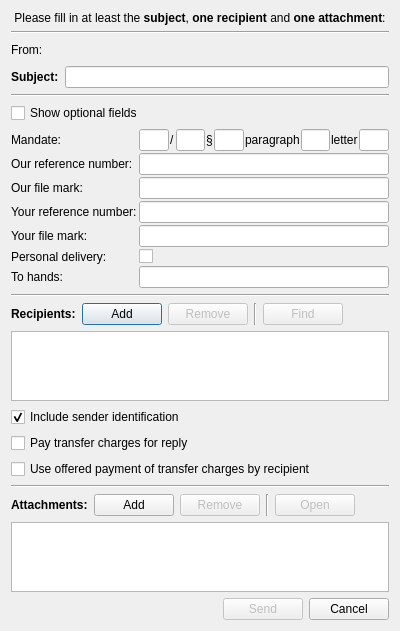
This is src/gui/ui/dlg_sent_message.ui in psakar/datovka as Qt 5 draws it before an edit. The edited form follows.
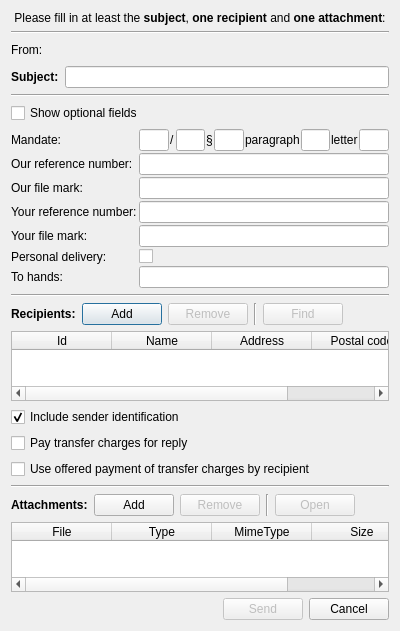
This is the edited form. Icons and pictures are not drawn.

Commit message: Added attachment functionality to send message dialog

What changed in the file:
```diff
--- a/src/gui/ui/dlg_sent_message.ui
+++ b/src/gui/ui/dlg_sent_message.ui
@@ -372,19 +372,57 @@
     </layout>
    </item>
    <item>
-    <widget class="QTableView" name="recipientTableView">
+    <widget class="QTableWidget" name="recipientTableWidget">
      <property name="selectionBehavior">
       <enum>QAbstractItemView::SelectRows</enum>
      </property>
      <property name="showGrid">
       <bool>false</bool>
      </property>
+     <attribute name="horizontalHeaderHighlightSections">
+      <bool>false</bool>
+     </attribute>
+     <attribute name="horizontalHeaderMinimumSectionSize">
+      <number>1</number>
+     </attribute>
+     <attribute name="horizontalHeaderShowSortIndicator" stdset="0">
+      <bool>false</bool>
+     </attribute>
      <attribute name="horizontalHeaderStretchLastSection">
       <bool>true</bool>
      </attribute>
      <attribute name="verticalHeaderVisible">
       <bool>false</bool>
      </attribute>
+     <attribute name="verticalHeaderDefaultSectionSize">
+      <number>18</number>
+     </attribute>
+     <attribute name="verticalHeaderHighlightSections">
+      <bool>false</bool>
+     </attribute>
+     <attribute name="verticalHeaderMinimumSectionSize">
+      <number>18</number>
+     </attribute>
+     <column>
+      <property name="text">
+       <string>Id</string>
+      </property>
+     </column>
+     <column>
+      <property name="text">
+       <string>Name</string>
+      </property>
+     </column>
+     <column>
+      <property name="text">
+       <string>Address</string>
+      </property>
+     </column>
+     <column>
+      <property name="text">
+       <string>Postal code</string>
+      </property>
+     </column>
     </widget>
    </item>
    <item>
@@ -531,19 +569,57 @@
     </layout>
    </item>
    <item>
-    <widget class="QTableView" name="attachmentTableView">
+    <widget class="QTableWidget" name="attachmentTableWidget">
      <property name="selectionBehavior">
       <enum>QAbstractItemView::SelectRows</enum>
      </property>
      <property name="showGrid">
       <bool>false</bool>
      </property>
+     <attribute name="horizontalHeaderHighlightSections">
+      <bool>false</bool>
+     </attribute>
+     <attribute name="horizontalHeaderMinimumSectionSize">
+      <number>1</number>
+     </attribute>
+     <attribute name="horizontalHeaderShowSortIndicator" stdset="0">
+      <bool>false</bool>
+     </attribute>
      <attribute name="horizontalHeaderStretchLastSection">
       <bool>true</bool>
      </attribute>
      <attribute name="verticalHeaderVisible">
       <bool>false</bool>
      </attribute>
+     <attribute name="verticalHeaderDefaultSectionSize">
+      <number>18</number>
+     </attribute>
+     <attribute name="verticalHeaderHighlightSections">
+      <bool>false</bool>
+     </attribute>
+     <attribute name="verticalHeaderMinimumSectionSize">
+      <number>18</number>
+     </attribute>
+     <column>
+      <property name="text">
+       <string>File</string>
+      </property>
+     </column>
+     <column>
+      <property name="text">
+       <string>Type</string>
+      </property>
+     </column>
+     <column>
+      <property name="text">
+       <string>MimeType</string>
+      </property>
+     </column>
+     <column>
+      <property name="text">
+       <string>Size</string>
+      </property>
+     </column>
     </widget>
    </item>
    <item>
```
The commit also changes 2 other files.
